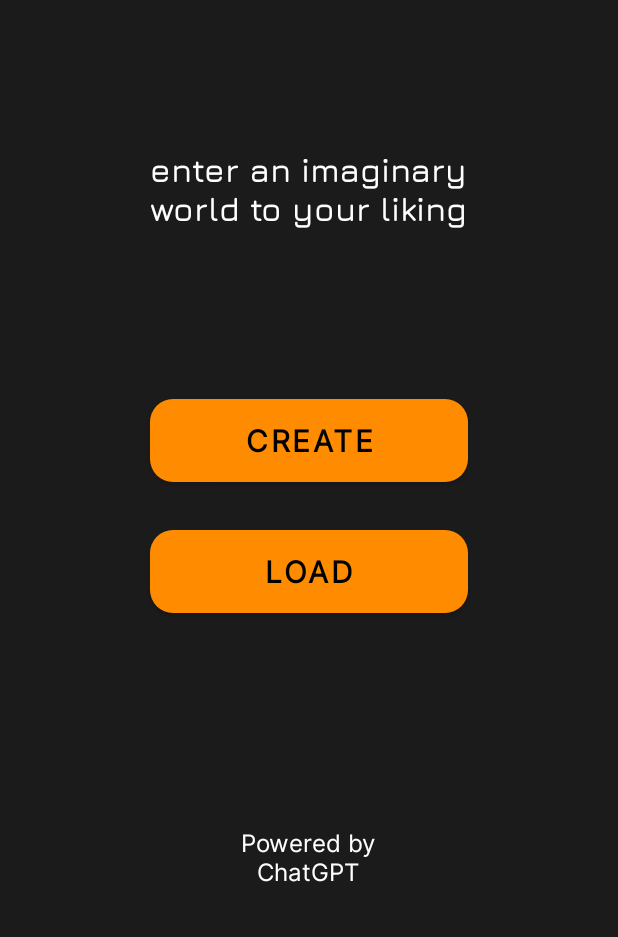
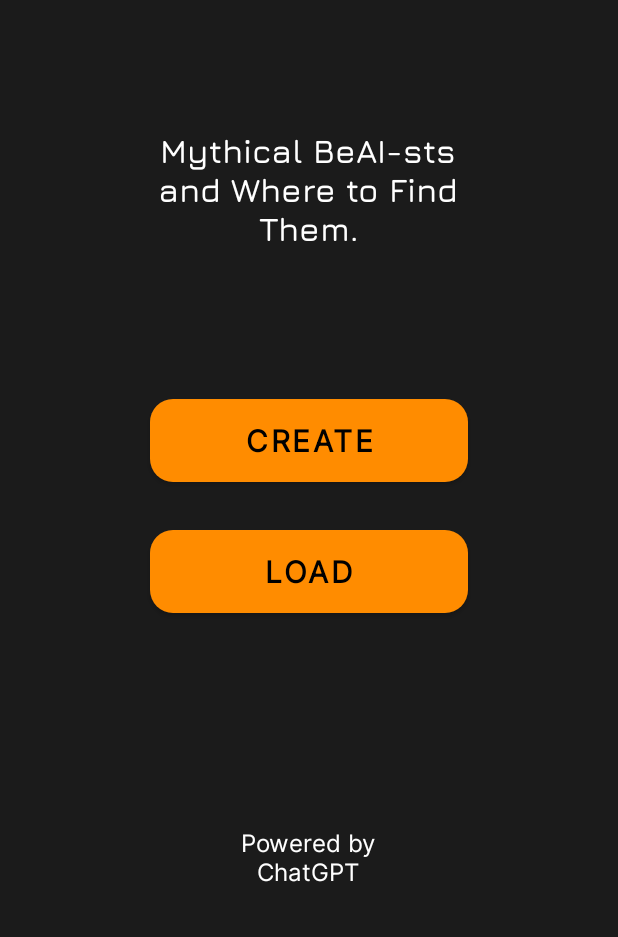
Before and after one commit to BlauesBIld/AITextDungeon, an Android app built with Jetpack Compose: the screen it shows after launch (MainActivity), on a phone screen of 412 x 824 dp, the part 299-1236 px from its top. Run offline under Robolectric (Android 15) with nearby library versions, the phone set to English and light mode, and no system bars; our stand-ins replace Room's generated code.

Commit message:
added random subtitle texts

```diff
--- a/app/src/main/java/zeljko/dejan/rpginventorymanager/MainActivity.kt
+++ b/app/src/main/java/zeljko/dejan/rpginventorymanager/MainActivity.kt
@@ -6,6 +6,60 @@ import android.widget.Button
 import androidx.appcompat.app.AppCompatActivity
 
 class MainActivity : AppCompatActivity() {
+
+    val randomSubtitleTexts = listOf(
+        "AI-magine a World Beyond Reality!",
+        "Adventure Awaits in Every AI-gorithm.",
+        "Explore the Vastness of AI-lands.",
+        "AI-dventure into the Unknown!",
+        "Unleash Your AI-magination.",
+        "AI-scape to Your Fantasy.",
+        "Crafting Legends with AI and Wit.",
+        "Where Magic Meets Machine Learning.",
+        "Choose Your Path: AI Hero's Journey.",
+        "AI Quest of Epic Proportions!",
+        "Step Into a New World of AI.",
+        "Forge Your AI-dentity.",
+        "Epic AI Quests and Digital Deeds.",
+        "Your Story, Our AI-rtificial World.",
+        "Where Dreams AI-scend.",
+        "Craft Your AI-stiny.",
+        "Mysteries Await Your AI-nalysis.",
+        "Be the AI-ro You Were Programmed to Be.",
+        "A World of Endless AI-possibilities.",
+        "AI-dventures Beyond the Horizon.",
+        "Enter the Realm of FantAI-sy.",
+        "Challenge AI- Fate in Your World.",
+        "In AI- Pursuit of Greatness.",
+        "Where Every Turn is a New AI-gorithm.",
+        "Your AI-journey, Your Choices.",
+        "Dive into the AI-bbys of Adventure.",
+        "A Universe Coded in Wonder.",
+        "Start Your Epic AI-tale.",
+        "The AI-dyssey of Memories.",
+        "Live the AI-gend. Be the AI-th.",
+        "AI-les of Valor and Glory Await.",
+        "AI World Awaiting Your Signature.",
+        "Heroes Wanted: AI-ply Within!",
+        "Welcome to a Land of AI-nchantment.",
+        "Where the AI-mprobable Becomes Reality.",
+        "Your AI-ga Written by You.",
+        "The AI-dyssey is Yours.",
+        "Let AI Unfold Your Fantasy.",
+        "An AI-pic Awaits Its Hero.",
+        "AI, Dream, Explore.",
+        "AI Journey Unlike Any Other.",
+        "Chart Your AI-course.",
+        "Land of What-AI-fs.",
+        "Your AI-venture, Your Rules.",
+        "Mythical BeAI-sts and Where to Find Them.",
+        "The Ultimate AI-Playground.",
+        "From AI-Zero to Hero!",
+        "Buckle Up for an AI-dventure.",
+        "Where You're the AI-ster of Fates.",
+        "Enter, for AI-ghter and Wonder Await!"
+    )
+
     override fun onCreate(savedInstanceState: Bundle?) {
         super.onCreate(savedInstanceState)
         setContentView(R.layout.activity_main)
@@ -19,5 +73,8 @@ class MainActivity : AppCompatActivity() {
             val intent = Intent(this, ChatActivity::class.java)
             startActivity(intent)
         }
+
+        val subtitleHeader = findViewById<android.widget.TextView>(R.id.headerSubtitle)
+        subtitleHeader.text = randomSubtitleTexts.random()
     }
 }
```
